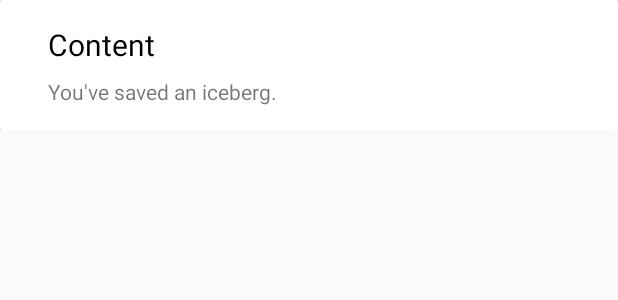
After one commit to mozzafiato/Dragon-Hack-2020, an Android app: the layout recycler_leaderboard.xml on its own in the app's theme, with its tools: preview values and no code run, on a phone screen of 412 x 824 dp. The commit adds this screen. Shown: the top 300 px of the screen. Run offline under Robolectric (Android 15) with nearby library versions, the phone set to English and light mode, and no system bars.

Commit message:
Leaderboard

```diff
--- /dev/null
+++ b/GlobalWarn/app/src/main/res/layout/recycler_leaderboard.xml
@@ -0,0 +1,41 @@
+<?xml version="1.0" encoding="utf-8"?>
+<RelativeLayout
+    xmlns:android="http://schemas.android.com/apk/res/android"
+    android:layout_width="match_parent"
+    android:layout_height="wrap_content">
+
+    <androidx.cardview.widget.CardView
+        android:id="@+id/card"
+        android:layout_width="match_parent"
+        android:layout_height="wrap_content">
+
+        <RelativeLayout
+            android:layout_width="wrap_content"
+            android:layout_height="wrap_content"
+            android:padding="16dp"
+            android:layout_centerVertical="true"
+            android:layout_toRightOf="@id/card"
+            android:layout_marginLeft="16dp">
+
+            <TextView
+                android:id="@+id/leaderboard_title"
+                android:text="Content"
+                android:textColor="#000"
+                android:textSize="20sp"
+                android:layout_width="wrap_content"
+                android:layout_height="wrap_content" />
+
+            <TextView
+                android:id="@+id/leaderboard_time"
+                android:layout_width="wrap_content"
+                android:layout_height="wrap_content"
+                android:text="You've saved an iceberg."
+                android:layout_marginTop="8dp"
+                android:layout_below="@id/leaderboard_title"/>
+
+        </RelativeLayout>
+
+
+    </androidx.cardview.widget.CardView>
+
+</RelativeLayout>
```
Also changed, not shown: GlobalWarn/app/src/main/java/si/dragonhack/globalwarn/DAOs/User.java (added, +36 -0 lines), GlobalWarn/app/src/main/java/si/dragonhack/globalwarn/ui/leaderboard/LeaderBoardFragment.java (+93 -12 lines), GlobalWarn/app/src/main/java/si/dragonhack/globalwarn/ui/leaderboard/LeaderBoardViewModel.java (+20 -1 lines), GlobalWarn/app/src/main/java/si/dragonhack/globalwarn/ui/leaderboard/RecyclerViewAdapter.java (added, +67 -0 lines), GlobalWarn/app/src/main/res/layout/activity_main.xml (+14 -16 lines), GlobalWarn/app/src/main/res/layout/fragment_leaderboard.xml (+4 -5 lines).
